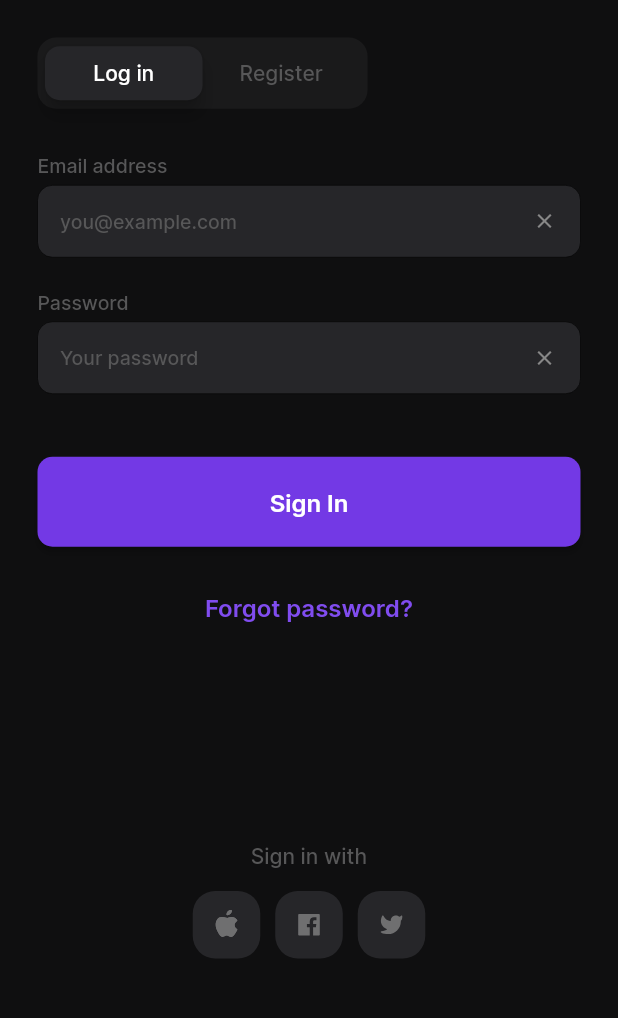
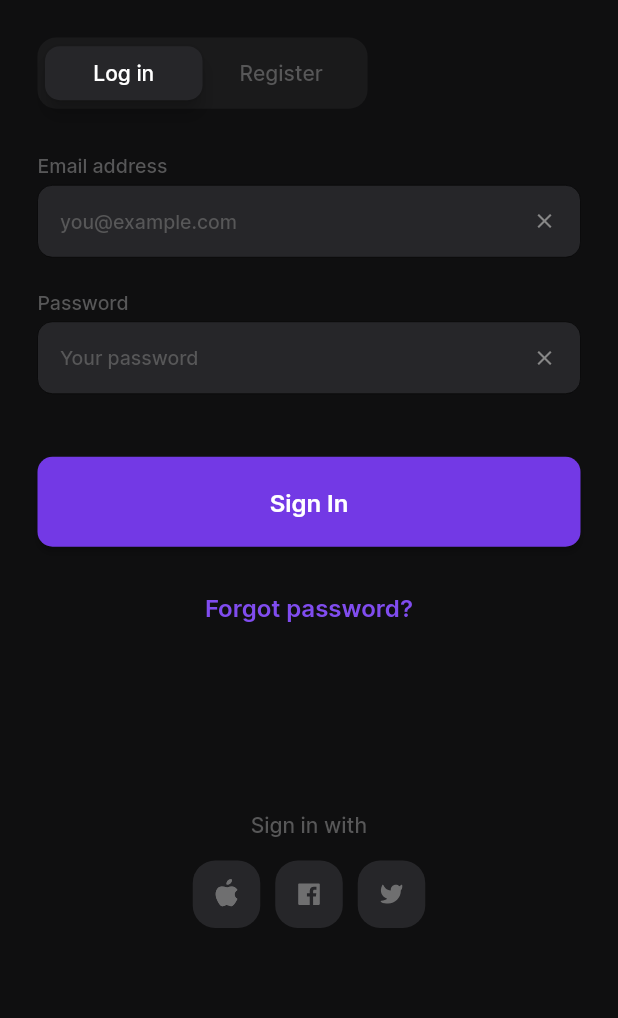
Before and after one commit to Nasibali144/login_process, a Flutter app: the screen it shows after launch, on a phone screen of 412 x 824 dp, the part 195-1213 px from its top. Run offline on Flutter 3.47's test engine with Material 2 defaults, Android fonts, the light colour scheme and no system bars; our stand-ins replace flutter_svg.

Commit message:
commit 4: UI Completed with Adaptive

```diff
--- a/lib/main.dart
+++ b/lib/main.dart
@@ -16,7 +16,13 @@ class LoginProcessApp extends StatelessWidget {
         scaffoldBackgroundColor: AppConstants.colorBackground
       ),
       debugShowCheckedModeBanner: false,
-      home: LoginPage(),
+      home: const LoginPage(),
+      builder: (context, child) {
+        return MediaQuery(
+          data: MediaQuery.of(context).copyWith(textScaleFactor: 1.0),
+          child: child!,
+        );
+      },
       routes: {
         LoginPage.id: (context) => LoginPage(),
       },
--- a/lib/pages/login_page.dart
+++ b/lib/pages/login_page.dart
@@ -15,7 +15,11 @@ class _LoginPageState extends State<LoginPage> {
   @override
   Widget build(BuildContext context) {
     return Scaffold(
-      body: Padding(
+      resizeToAvoidBottomInset: false,
+      body: SingleChildScrollView(
+        primary: true,
+        physics: AlwaysScrollableScrollPhysics(),
+        child: Padding(
           padding: const EdgeInsets.fromLTRB(25, 80, 25, 55),
           child: Column(
             mainAxisAlignment: MainAxisAlignment.spaceBetween,
@@ -276,6 +280,9 @@ class _LoginPageState extends State<LoginPage> {
                   )
                 ],
               ),
+              SizedBox(
+                height: MediaQuery.of(context).size.height * 0.13,
+              ),
 
               // #footer
               Column(
@@ -357,6 +364,7 @@ class _LoginPageState extends State<LoginPage> {
             ],
           ),
         ),
+      ),
     );
   }
 }
```
Lines whose indentation alone changed are shown as unchanged.
